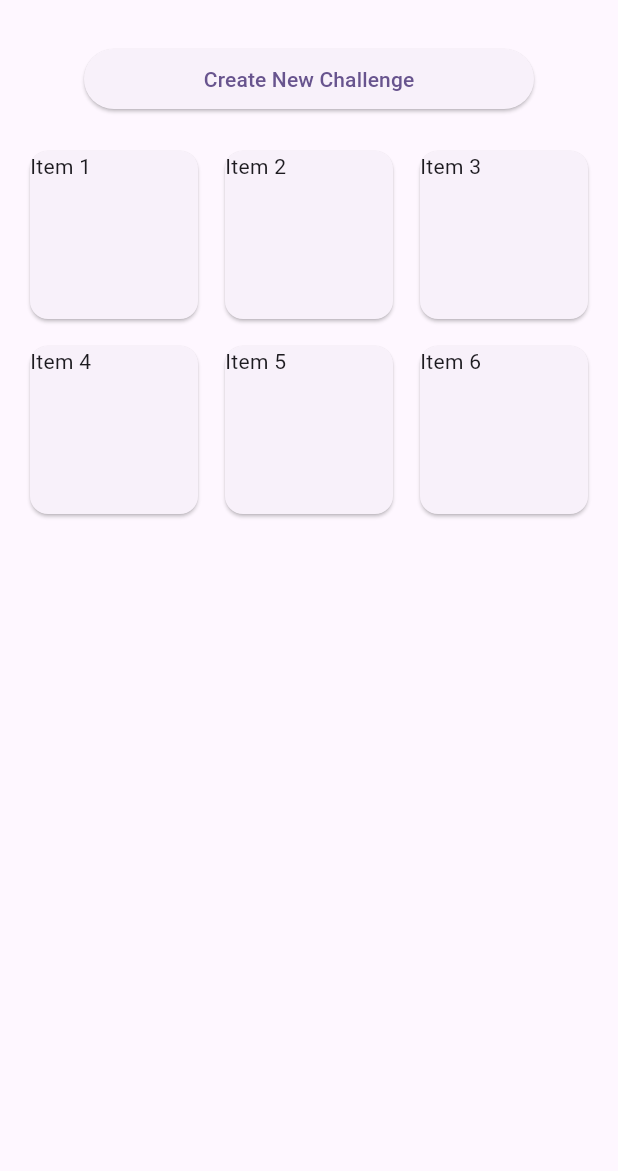
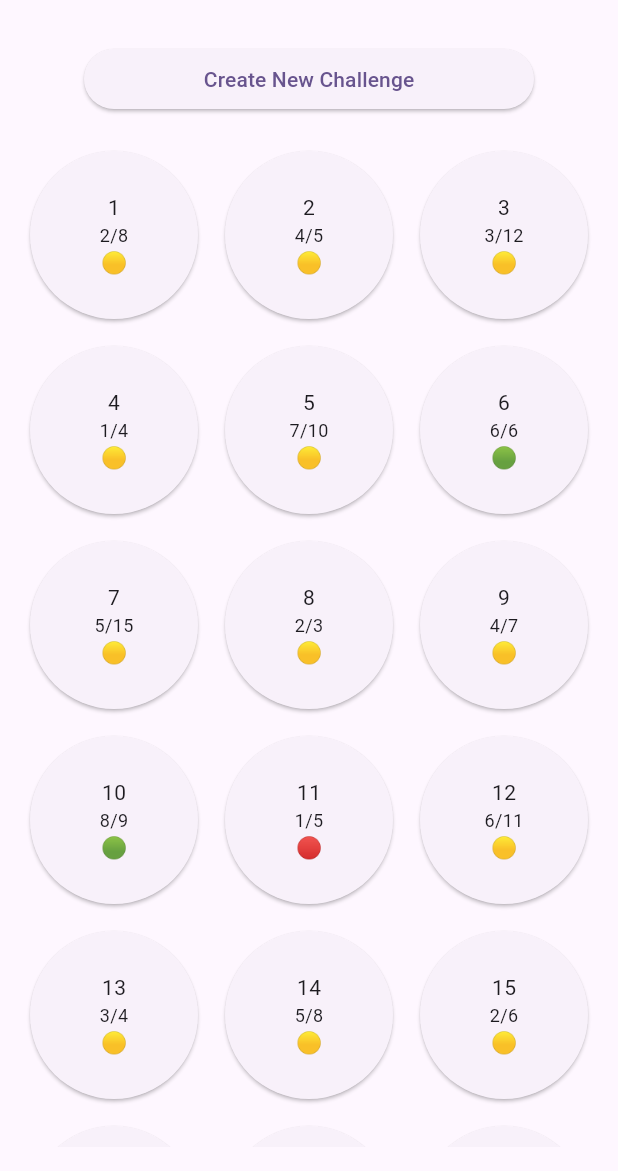
Before and after one commit to guilouro/leafy, a Flutter app: the screen it shows after launch, on a phone screen of 412 x 824 dp, the part 65-1236 px from its top. Run offline on Flutter 3.47's test engine with Material 3 defaults, Android fonts, the light colour scheme and no system bars.

Commit message:
feat: implement Seedling widget for home screen grid

```diff
--- a/lib/screens/home_screen.dart
+++ b/lib/screens/home_screen.dart
@@ -1,4 +1,5 @@
 import 'package:flutter/material.dart';
+import 'package:leafy/ui/seedling.dart';
 
 class HomeScreen extends StatelessWidget {
   const HomeScreen({super.key});
@@ -32,12 +33,126 @@ class HomeScreen extends StatelessWidget {
                 crossAxisSpacing: 10.0,
                 mainAxisSpacing: 10.0,
                 children: [
-                  Card(child: Text('Item 1')),
-                  Card(child: Text('Item 2')),
-                  Card(child: Text('Item 3')),
-                  Card(child: Text('Item 4')),
-                  Card(child: Text('Item 5')),
-                  Card(child: Text('Item 6')),
+                  Seedling(
+                    id: 1,
+                    title: 'Item 1',
+                    totalTasks: 8,
+                    completedTasks: 2,
+                  ),
+                  Seedling(
+                    id: 2,
+                    title: 'Item 2',
+                    totalTasks: 5,
+                    completedTasks: 4,
+                  ),
+                  Seedling(
+                    id: 3,
+                    title: 'Item 3',
+                    totalTasks: 12,
+                    completedTasks: 3,
+                  ),
+                  Seedling(
+                    id: 4,
+                    title: 'Item 4',
+                    totalTasks: 4,
+                    completedTasks: 1,
+                  ),
+                  Seedling(
+                    id: 5,
+                    title: 'Item 5',
+                    totalTasks: 10,
+                    completedTasks: 7,
+                  ),
+                  Seedling(
+                    id: 6,
+                    title: 'Item 6',
+                    totalTasks: 6,
+                    completedTasks: 6,
+                  ),
+                  Seedling(
+                    id: 7,
+                    title: 'Item 7',
+                    totalTasks: 15,
+                    completedTasks: 5,
+                  ),
+                  Seedling(
+                    id: 8,
+                    title: 'Item 8',
+                    totalTasks: 3,
+                    completedTasks: 2,
+                  ),
+                  Seedling(
+                    id: 9,
+                    title: 'Item 9',
+                    totalTasks: 7,
+                    completedTasks: 4,
+                  ),
+                  Seedling(
+                    id: 10,
+                    title: 'Item 10',
+                    totalTasks: 9,
+                    completedTasks: 8,
+                  ),
+                  Seedling(
+                    id: 11,
+                    title: 'Item 11',
+                    totalTasks: 5,
+                    completedTasks: 1,
+                  ),
+                  Seedling(
+                    id: 12,
+                    title: 'Item 12',
+                    totalTasks: 11,
+                    completedTasks: 6,
+                  ),
+                  Seedling(
+                    id: 13,
+                    title: 'Item 13',
+                    totalTasks: 4,
+                    completedTasks: 3,
+                  ),
+                  Seedling(
+                    id: 14,
+                    title: 'Item 14',
+                    totalTasks: 8,
+                    completedTasks: 5,
+                  ),
+                  Seedling(
+                    id: 15,
+                    title: 'Item 15',
+                    totalTasks: 6,
+                    completedTasks: 2,
+                  ),
+                  Seedling(
+                    id: 16,
+                    title: 'Item 16',
+                    totalTasks: 13,
+                    completedTasks: 9,
+                  ),
+                  Seedling(
+                    id: 17,
+                    title: 'Item 17',
+                    totalTasks: 7,
+                    completedTasks: 3,
+                  ),
+                  Seedling(
+                    id: 18,
+                    title: 'Item 18',
+                    totalTasks: 5,
+                    completedTasks: 4,
+                  ),
+                  Seedling(
+                    id: 19,
+                    title: 'Item 19',
+                    totalTasks: 10,
+                    completedTasks: 6,
+                  ),
+                  Seedling(
+                    id: 20,
+                    title: 'Item 20',
+                    totalTasks: 8,
+                    completedTasks: 7,
+                  ),
                 ],
               ),
             ),
--- /dev/null
+++ b/lib/ui/seedling.dart
@@ -0,0 +1,55 @@
+import 'package:flutter/material.dart';
+
+class Seedling extends StatelessWidget {
+  final int id;
+  final String title;
+  final int totalTasks;
+  final int completedTasks;
+
+  const Seedling({
+    required this.id,
+    required this.title,
+    required this.totalTasks,
+    required this.completedTasks,
+    super.key,
+  });
+
+  @override
+  Widget build(BuildContext context) {
+    final progress = ((completedTasks / totalTasks) * 100);
+
+    String progressLevel(int progress) {
+      switch (progress) {
+        case <= 20:
+          return '🔴';
+        case <= 40:
+          return '🟡';
+        case <= 60:
+          return '🟡';
+        case <= 80:
+          return '🟡';
+        case <= 100:
+          return '🟢';
+        default:
+          return '🔴';
+      }
+    }
+
+    return Card(
+      shape: const CircleBorder(),
+      child: InkWell(
+        customBorder: const CircleBorder(),
+        onTap: () {},
+        child: Column(
+          mainAxisAlignment: MainAxisAlignment.center,
+          crossAxisAlignment: CrossAxisAlignment.center,
+          children: [
+            Text(id.toString()),
+            Text('$completedTasks/$totalTasks', style: TextStyle(fontSize: 12)),
+            Text(progressLevel(progress.toInt())),
+          ],
+        ),
+      ),
+    );
+  }
+}
```
